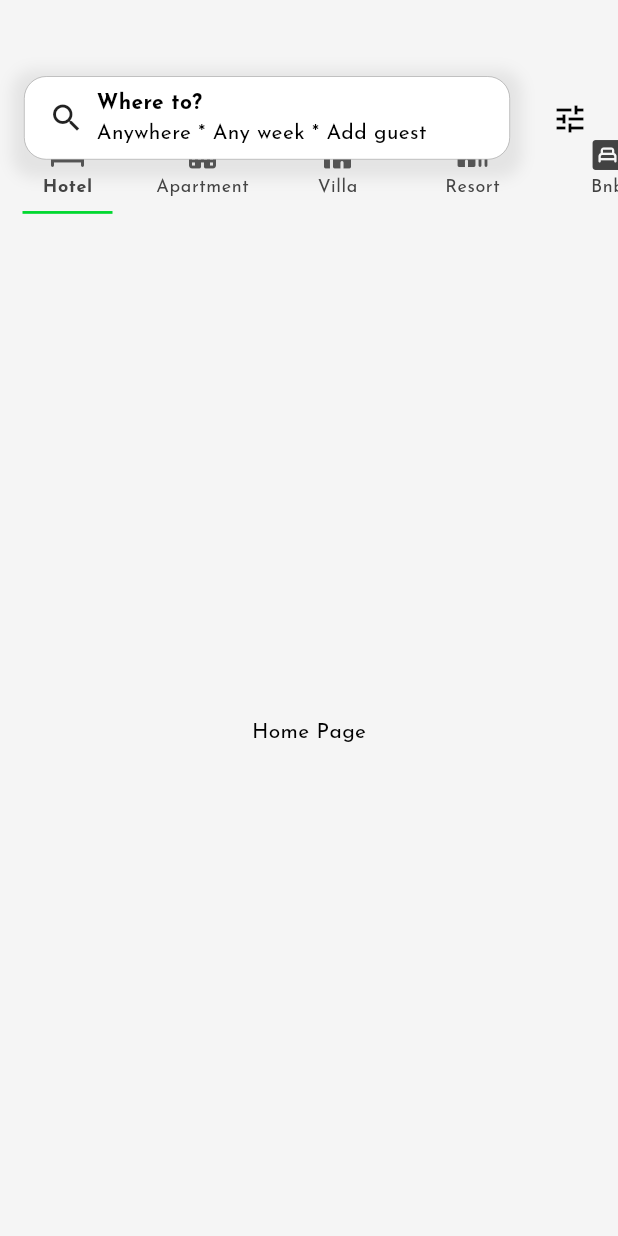
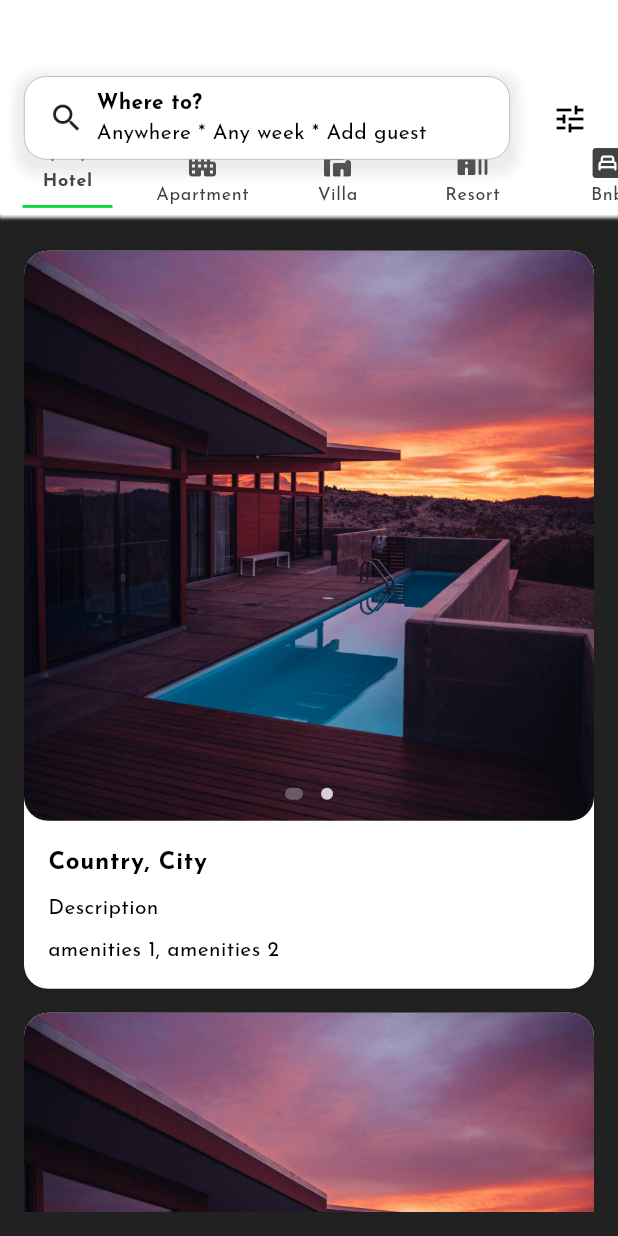
Before and after one commit to Saim22Ahmed/Rental-App, a Flutter app: the screen it shows after launch, on a phone screen of 412 x 824 dp. Run offline on Flutter 3.47's test engine with Material 3 defaults, Android fonts, the phone set to English and light mode, and no system bars; drawn by our look-alikes of dots_indicator; our stand-ins replace device_preview, flutter_riverpod, flutter_screenutil, freezed_annotation, go_router, google_fonts.

Commit message:
init commit

```diff
--- /dev/null
+++ b/lib/components/category_card.dart
@@ -0,0 +1,122 @@
+import 'package:airbnb_app/models/category_model/category_model.dart';
+import 'package:dots_indicator/dots_indicator.dart';
+import 'package:flutter/material.dart';
+
+class CategoryCard extends StatefulWidget {
+  final CategoryModel category;
+
+  const CategoryCard({Key? key, required this.category}) : super(key: key);
+
+  @override
+  State<CategoryCard> createState() => _CategoryCardState();
+}
+
+class _CategoryCardState extends State<CategoryCard> {
+  final controller = PageController();
+  var currentPage = 0;
+
+  @override
+  void dispose() {
+    controller.dispose();
+    super.dispose();
+  }
+
+  @override
+  Widget build(BuildContext context) {
+    final size = MediaQuery.of(context).size;
+    final textTheme = Theme.of(context).textTheme;
+    final colorScheme = Theme.of(context).colorScheme;
+
+    return Container(
+      decoration: BoxDecoration(
+        boxShadow: const [
+          BoxShadow(
+            color: Colors.black12,
+            blurRadius: 1.0,
+            spreadRadius: 1.0,
+            offset: Offset(0.0, 1.0),
+          ),
+        ],
+        borderRadius: BorderRadius.circular(16.0),
+        color: Theme.of(context).colorScheme.onBackground,
+      ),
+      margin: const EdgeInsets.symmetric(vertical: 8.0),
+      child: Column(
+        crossAxisAlignment: CrossAxisAlignment.start,
+        children: [
+          Stack(
+            children: [
+              Container(
+                clipBehavior: Clip.antiAlias,
+                width: size.width,
+                height: size.width - 32.0,
+                decoration: BoxDecoration(
+                  borderRadius: BorderRadius.circular(16.0),
+                ),
+                child: PageView(
+                  allowImplicitScrolling: true,
+                  controller: controller,
+                  onPageChanged: (value) {
+                    setState(() {
+                      currentPage = value;
+                    });
+                  },
+                  children: widget.category.photoUrls!.map((imageUrl) {
+                    return Image.asset(imageUrl, fit: BoxFit.cover);
+                  }).toList(),
+                ),
+              ),
+              Positioned(
+                bottom: 8.0,
+                left: 0.0,
+                right: 0.0,
+                child: DotsIndicator(
+                  dotsCount: widget.category.photoUrls!.length,
+                  position: currentPage,
+                  onTap: (index) {
+                    controller.animateToPage(
+                      index,
+                      duration: const Duration(milliseconds: 300),
+                      curve: Curves.easeIn,
+                    );
+                  },
+                  decorator: DotsDecorator(
+                    color: Colors.white.withOpacity(0.8),
+                    activeColor: Colors.grey.withOpacity(0.5),
+                    size: const Size.square(8.0),
+                    activeSize: const Size(12.0, 8.0),
+                    activeShape: RoundedRectangleBorder(
+                      borderRadius: BorderRadius.circular(12.0),
+                    ),
+                  ),
+                ),
+              ),
+            ],
+          ),
+          Padding(
+            padding: const EdgeInsets.all(16.0),
+            child: Column(
+              crossAxisAlignment: CrossAxisAlignment.start,
+              children: [
+                Text(
+                  '${widget.category.country}, ${widget.category.city}',
+                  style: textTheme.bodyLarge!.copyWith(
+                    fontWeight: FontWeight.bold,
+                  ),
+                ),
+                const SizedBox(height: 8.0),
+                Text(
+                  widget.category.description!,
+                ),
+                const SizedBox(height: 8.0),
+                Text(
+                  widget.category.amenities!.join(', '),
+                ),
+              ],
+            ),
+          ),
+        ],
+      ),
+    );
+  }
+}
--- a/lib/components/category_list.dart
+++ b/lib/components/category_list.dart
@@ -1,65 +1,61 @@
+import 'dart:developer';
+
 import 'package:airbnb_app/constants/colors.dart';
+import 'package:airbnb_app/provider/category_list_provider.dart';
 import 'package:flutter/material.dart';
+import 'package:flutter_riverpod/flutter_riverpod.dart';
 import 'package:flutter_screenutil/flutter_screenutil.dart';
 
-class CategoryList extends StatefulWidget {
+class CategoryList extends ConsumerWidget {
   CategoryList({super.key});
 
   @override
-  State<CategoryList> createState() => _CategoryListState();
-}
+  Widget build(BuildContext context, WidgetRef ref) {
+    final theme = Theme.of(context).colorScheme;
 
-class _CategoryListState extends State<CategoryList> {
-  int selectedIndex = 0;
-
-  @override
-  Widget build(BuildContext context) {
-    final theme = Theme.of(context).colorScheme;
-    final List<Map<String, dynamic>> categoryList = [
-      {'type': 'Hotel', 'icon': Icons.hotel_rounded},
-      {'type': 'Apartment', 'icon': Icons.apartment_rounded},
-      {'type': 'Villa', 'icon': Icons.villa_rounded},
-      {'type': 'Resort', 'icon': Icons.holiday_village_rounded},
-      {'type': 'Bnb', 'icon': Icons.bedroom_child_rounded},
-    ];
     return SizedBox(
       height: 65.h,
       child: ListView.builder(
           physics: const BouncingScrollPhysics(),
           shrinkWrap: true,
           scrollDirection: Axis.horizontal,
-          itemCount: categoryList.length,
+          itemCount: ref.watch(categoryListProvider).categoryList.length,
           itemBuilder: (context, index) {
+            final Selectedindex = ref.watch(categoryListProvider).selectedIndex;
             // reverse the list
 
             return GestureDetector(
               onTap: () {
-                setState(() {
-                  selectedIndex = index;
-                });
+                ref.watch(categoryListProvider.notifier).changeIndex(index);
+                log(Selectedindex.toString());
+                // setState(() {
+                //   selectedIndex = index;
+                // });
               },
               child: Container(
                 margin: EdgeInsets.only(right: 4.w, left: 4.w, top: 4.h),
                 width: 82.w,
                 child: Column(
-                  // mainAxisAlignment: MainAxisAlignment.end,
+                  mainAxisAlignment: MainAxisAlignment.end,
                   children: [
                     Icon(
-                      categoryList[index]['icon'],
+                      ref.watch(categoryListProvider).categoryList[index]
+                          ['icon'],
                       color: theme.onInverseSurface,
                     ),
                     SizedBox(height: 2.h),
                     Text(
-                      categoryList[index]['type'],
+                      ref.watch(categoryListProvider).categoryList[index]
+                          ['type'],
                       style: Theme.of(context).textTheme.bodySmall!.copyWith(
                             color: theme.onInverseSurface,
-                            fontWeight: selectedIndex == index
+                            fontWeight: Selectedindex == index
                                 ? FontWeight.bold
                                 : FontWeight.normal,
                           ),
                     ),
                     // bottom line based on index
-                    (index == selectedIndex)
+                    (index == Selectedindex)
                         ? Container(
                             margin: EdgeInsets.only(top: 8.h),
                             height: 2.h,
--- a/lib/components/search_bar.dart
+++ b/lib/components/search_bar.dart
@@ -29,8 +29,8 @@ class MySearchBar extends StatelessWidget {
                 boxShadow: [
                   BoxShadow(
                     color: Colors.grey.withOpacity(0.2),
-                    blurRadius: 8,
-                    spreadRadius: 8,
+                    blurRadius: 6,
+                    spreadRadius: 6,
                     offset: const Offset(0, 4),
                   )
                 ]),
--- a/lib/main.dart
+++ b/lib/main.dart
@@ -10,7 +10,7 @@ import 'package:flutter_screenutil/flutter_screenutil.dart';
 void main() {
   runApp(ProviderScope(
       child: DevicePreview(
-          enabled: false, builder: (BuildContext context) => const MyApp())));
+          enabled: true, builder: (BuildContext context) => const MyApp())));
 }
 
 class MyApp extends StatelessWidget {
--- /dev/null
+++ b/lib/models/category_model/category_model.dart
@@ -0,0 +1,24 @@
+import 'package:freezed_annotation/freezed_annotation.dart';
+import 'package:flutter/foundation.dart';
+part 'category_model.freezed.dart';
+part 'category_model.g.dart';
+
+@freezed
+class CategoryModel with _$CategoryModel {
+  factory CategoryModel({
+    String? id,
+    String? description,
+    String? roomType,
+    double? pricePerNight,
+    String? country,
+    String? city,
+    int? maxGuests,
+    String? categoryType,
+    List<String>? amenities,
+    String? mainPhotoUrl,
+    List<String>? photoUrls,
+  }) = _CategoryModel;
+
+  factory CategoryModel.fromJson(Map<String, Object?> json) =>
+      _$CategoryModelFromJson(json);
+}
--- a/lib/pages/HomePage.dart
+++ b/lib/pages/HomePage.dart
@@ -1,6 +1,12 @@
+import 'dart:developer';
+
+import 'package:airbnb_app/components/category_card.dart';
 import 'package:airbnb_app/components/category_list.dart';
 import 'package:airbnb_app/components/search_bar.dart';
 import 'package:airbnb_app/constants/colors.dart';
+import 'package:airbnb_app/gen/assets.gen.dart';
+import 'package:airbnb_app/models/category_model/category_model.dart';
+import 'package:flutter/foundation.dart';
 import 'package:flutter/material.dart';
 import 'package:flutter/widgets.dart';
 import 'package:flutter_screenutil/flutter_screenutil.dart';
@@ -8,18 +14,64 @@ import 'package:go_router/go_router.dart';
 import 'package:google_fonts/google_fonts.dart';
 
 class HomePage extends StatelessWidget {
-  const HomePage({super.key});
+  HomePage({super.key});
+
+  final List<CategoryModel> sampleData = [
+    CategoryModel(
+      id: '1',
+      description: "Description",
+      roomType: "Room Type",
+      pricePerNight: 100,
+      country: "Country",
+      city: "City",
+      maxGuests: 10,
+      categoryType: "Category Type",
+      amenities: ["amenities 1", "amenities 2"],
+      mainPhotoUrl: 'assets/images/rentImage.jpg',
+      photoUrls: [
+        Assets.images.rentImage.path,
+        Assets.images.rentImage2.path,
+      ],
+    ),
+    CategoryModel(
+      id: '1',
+      description: "Description",
+      roomType: "Room Type",
+      pricePerNight: 100,
+      country: "Country",
+      city: "City",
+      maxGuests: 10,
+      categoryType: "Category Type",
+      amenities: ["amenities 1", "amenities 2"],
+      mainPhotoUrl: 'assets/images/rentImage.jpg',
+      photoUrls: [
+        Assets.images.rentImage.path,
+        Assets.images.rentImage2.path,
+      ],
+    )
+  ];
 
   @override
   Widget build(BuildContext context) {
     return Scaffold(
-      backgroundColor: Theme.of(context).colorScheme.background,
+        // backgroundColor: Theme.of(context).colorScheme.background,
+        backgroundColor: Colors.grey[900],
 
         // appbar
         appBar: AppBar(
-        // backgroundColor: themecolor,
-        toolbarHeight: 165.h,
+          scrolledUnderElevation: 0,
+          toolbarHeight: 155.h,
           flexibleSpace: Container(
+            decoration: BoxDecoration(
+                color: Theme.of(context).colorScheme.onBackground,
+                boxShadow: [
+                  BoxShadow(
+                    color: Theme.of(context).colorScheme.secondary,
+                    blurRadius: 1,
+                    spreadRadius: 1,
+                    offset: const Offset(0, 1),
+                  ),
+                ]),
             child: Stack(
               children: [
                 //property type list
@@ -35,7 +87,11 @@ class HomePage extends StatelessWidget {
                 Positioned(
                     child: IconButton(
                       icon: Icon(Icons.tune),
-                    onPressed: () {},
+                      onPressed: () {
+                        log(
+                          Assets.images.rentImage.path,
+                        );
+                      },
                     ),
                     right: 8.w,
                     top: 60.h),
@@ -48,9 +104,16 @@ class HomePage extends StatelessWidget {
             ),
           ),
         ),
-      body: Center(
-        child: Text('Home Page'),
-      ),
+        body: Padding(
+          padding: const EdgeInsets.all(16.0),
+          child: ListView.builder(
+              physics: const BouncingScrollPhysics(),
+              itemCount: sampleData.length,
+              itemBuilder: (context, index) {
+                return CategoryCard(
+                  category: sampleData[index],
                 );
+              }),
+        ));
   }
 }
--- a/lib/routes/app_routes.dart
+++ b/lib/routes/app_routes.dart
@@ -12,7 +12,7 @@ class AppRouter {
         name: 'home',
         path: '/',
         builder: (BuildContext context, GoRouterState state) {
-          return const HomePage();
+          return HomePage();
         },
       ),
 
@@ -21,7 +21,7 @@ class AppRouter {
           name: 'bookingDetails',
           path: '/bookingDetails',
           builder: (BuildContext context, GoRouterState state) {
-            return const BookingDetailsPage();
+            return BookingDetailsPage();
           })
     ],
   );
--- a/lib/themes/dark_theme.dart
+++ b/lib/themes/dark_theme.dart
@@ -4,21 +4,18 @@ import 'package:google_fonts/google_fonts.dart';
 ThemeData darkTheme = ThemeData(
   fontFamily: GoogleFonts.josefinSans().fontFamily,
   brightness: Brightness.dark,
-  appBarTheme: AppBarTheme(
-    backgroundColor: Colors.black,
-  ),
   colorScheme: ColorScheme.dark(
     background: Colors.black,
     primary: Colors.grey[900]!,
     onPrimaryContainer: Color(0xff00B4D8),
     onPrimary: Color(0xff00B4D8),
-    secondary: Colors.grey[800]!,
+    secondary: Colors.grey[900]!,
     tertiary: Colors.grey[800]!,
     onTertiary: Colors.grey[200]!,
     onSecondary: Color(0xff00B4D8),
     inversePrimary: Colors.grey[200]!,
     onInverseSurface: Colors.grey[200]!,
-    onBackground: Color(0xff00B4D8),
+    onBackground: Colors.black,
   ),
   hintColor: Colors.grey[600],
   shadowColor: Colors.grey[400],
--- a/lib/themes/llight_theme.dart
+++ b/lib/themes/llight_theme.dart
@@ -4,9 +4,6 @@ import 'package:google_fonts/google_fonts.dart';
 ThemeData lightTheme = ThemeData(
   fontFamily: GoogleFonts.josefinSans().fontFamily,
   brightness: Brightness.light,
-  appBarTheme: AppBarTheme(
-    backgroundColor: Colors.transparent,
-  ),
   colorScheme: ColorScheme.light(
     background: Colors.grey[100]!,
     primary: Colors.white,
```
Also changed, not shown: lib/gen/assets.gen.dart (added, +105 -0 lines), lib/provider/category_list_provider.dart (added, +33 -0 lines), pubspec.yaml (+11 -3 lines), assets/images/rentImage.jpg (added), assets/images/rentImage2.jpg (added), lib/models/category_model/category_model.freezed.dart (added), lib/models/category_model/category_model.g.dart (added), pubspec.lock. Lines whose indentation alone changed are shown as unchanged.
